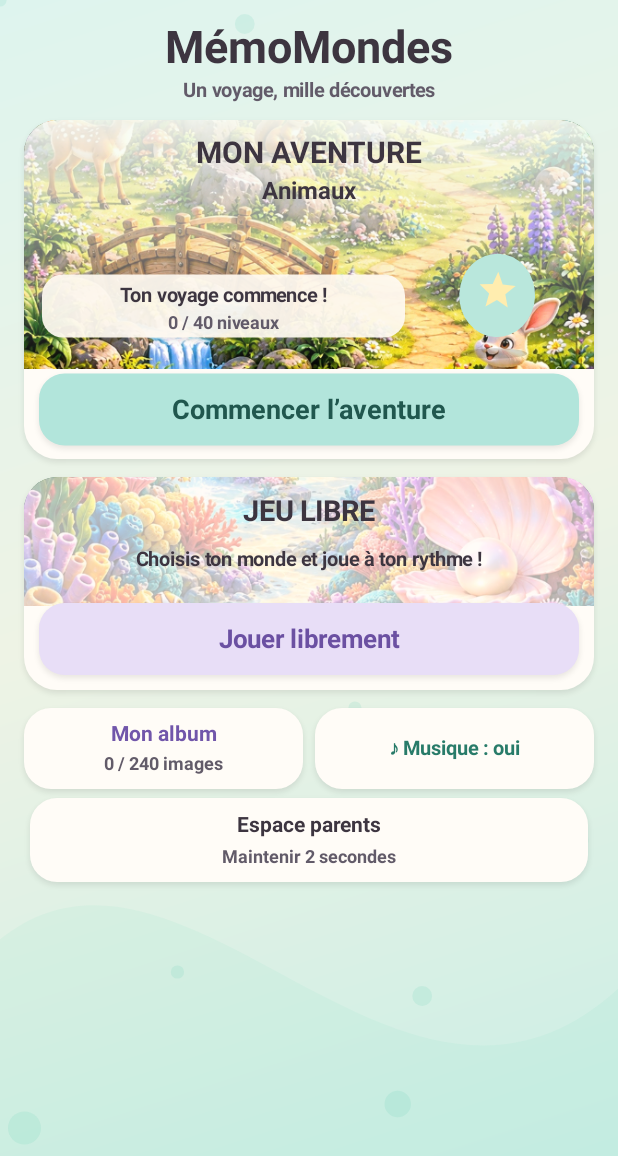
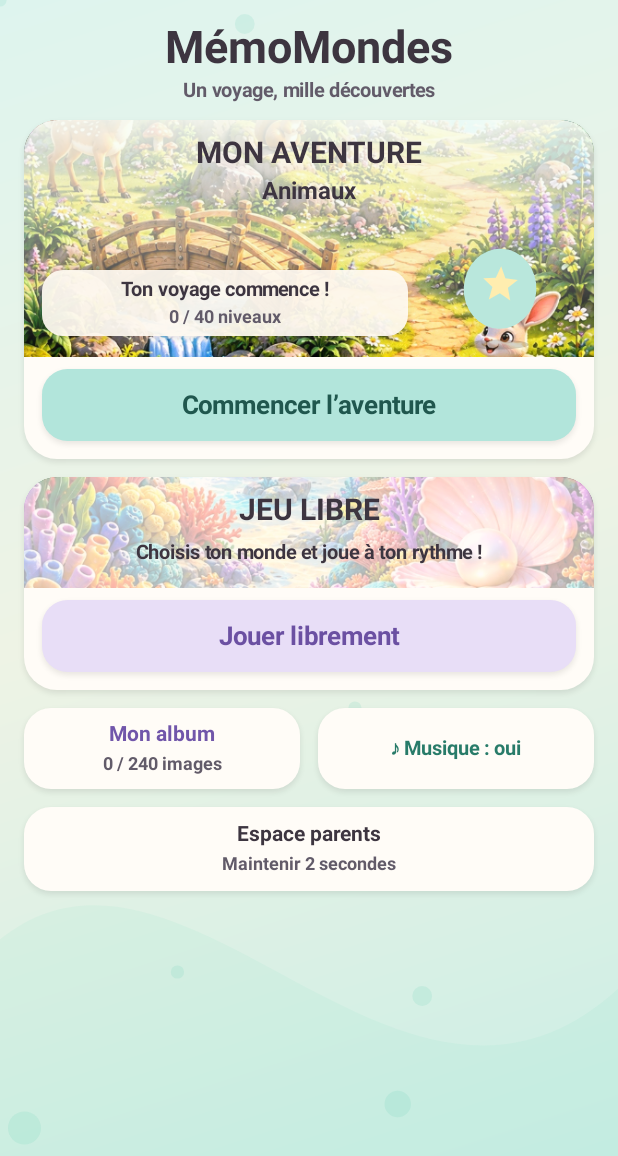
Before and after one commit to Nyaru01/Memory, an Android app: the screen it shows after launch (MainActivity), on a phone screen of 412 x 824 dp. Shown: the top 1156 px of the screen. Run offline under Robolectric (Android 15) with nearby library versions, the phone set to English and light mode, and no system bars; pictures from the network do not load.

Commit message:
Align home containers and publish local 9.13

```diff
--- a/app/build.gradle
+++ b/app/build.gradle
@@ -11,8 +11,8 @@ android {
         minSdkVersion 23
         //noinspection ExpiringTargetSdkVersion,ExpiredTargetSdkVersion
         targetSdkVersion 35
-        versionCode 53
-        versionName "9.12"
+        versionCode 54
+        versionName "9.13"
         testInstrumentationRunner 'fr.memomimi.app.VisualEffectsChecks'
 
     }
--- a/app/src/main/java/fr/memomimi/app/HomeScreen.java
+++ b/app/src/main/java/fr/memomimi/app/HomeScreen.java
@@ -33,45 +33,44 @@ final class HomeScreen {
         request(v);float d=v.d,top=v.systemTop(),bottom=v.H-v.systemBottom(),w=v.W;
         v.players=1;v.onePlayer.setEmpty();v.coopPlayer.setEmpty();v.twoPlayers.setEmpty();v.mega.setEmpty();
         v.chooseTheme.setEmpty();v.easy.setEmpty();v.medium.setEmpty();v.hard.setEmpty();v.expert.setEmpty();v.play.setEmpty();
-        v.homeScrollMax=Math.max(0,594*d-(bottom-top));v.homeScroll=Math.min(v.homeScroll,v.homeScrollMax);
+        v.homeScrollMax=Math.max(0,600*d-(bottom-top));v.homeScroll=Math.min(v.homeScroll,v.homeScrollMax);
         c.save();c.clipRect(0,top,w,bottom);float y=top+24*d-v.homeScroll;
         v.fitLabel(c,"MémoMondes",w/2,y,30,25,w-32*d,v.ink);
         v.fitLabel(c,"Un voyage, mille découvertes",w/2,y+28*d,13,11,w-32*d,UiStyle.MUTED);y+=48*d;
-        float enter=v.animationsReduced()?1:Math.min(1,Math.max(0,(GameView.now()-v.navigationAt)/420f));
-        c.save();c.translate(0,(1-enter)*8*d);
+        // Keep the illustrated cards and their touch targets on the same grid.
         card.set(16*d,y,w-16*d,y+226*d);v.round(c,card,22,UiStyle.SURFACE);
         clip.reset();clip.addRoundRect(card,22*d,22*d,Path.Direction.CW);c.save();c.clipPath(clip);
-        art.set(card.left,card.top,card.right,card.top+166*d);painting(c,art,0);
+        art.set(card.left,card.top,card.right,card.top+158*d);painting(c,art,0);
         if(washTop!=art.top||washBottom!=art.bottom){washTop=art.top;washBottom=art.bottom;titleWash=new LinearGradient(0,art.top,0,art.bottom,0xeef8fcf5,0x00f8fcf5,Shader.TileMode.CLAMP);}
         paint.setShader(titleWash);c.drawRect(art,paint);paint.setShader(null);
         int level=v.adventure.current(),done=v.adventure.completed();
         v.fitLabel(c,"MON AVENTURE",card.centerX(),y+22*d,20,17,card.width()-24*d,v.ink);
         v.fitLabel(c,v.worldTitle(AdventureStore.world(level)),card.centerX(),y+47*d,16,13,card.width()-24*d,v.ink);
-        hero.set(card.right-118*d,y+59*d,card.right-14*d,y+157*d);
+        hero.set(card.right-116*d,y+57*d,card.right-12*d,y+151*d);
         v.victoryMascot.drawMap(c,hero,GameView.now()-v.navigationAt,-1,v.animationsReduced(),false,-1);
-        v.uiScratch.set(card.left+12*d,y+103*d,card.right-126*d,y+145*d);v.round(c,v.uiScratch,14,0xedfffaf2);
-        v.fitLabel(c,done==0?"Ton voyage commence !":done==40?"Les 40 niveaux terminés !":"Niveau "+level+" t’attend",v.uiScratch.centerX(),y+117*d,13,10,v.uiScratch.width()-10*d,v.ink);
-        v.fitLabel(c,done+" / 40 niveaux",v.uiScratch.centerX(),y+135*d,12,10,v.uiScratch.width()-10*d,UiStyle.MUTED);
-        v.adventureButton.set(card.left+10*d,y+169*d,card.right-10*d,y+217*d);v.round(c,v.adventureButton,17,UiStyle.REPLAY);
-        v.fitLabel(c,done==0?"Commencer l’aventure":done==40?"Revoir mon aventure":"Continuer l’aventure",v.adventureButton.centerX(),v.adventureButton.centerY(),18,14,v.adventureButton.width()-20*d,UiStyle.REPLAY_TEXT);
+        v.uiScratch.set(card.left+12*d,y+100*d,hero.left-8*d,y+144*d);v.round(c,v.uiScratch,14,0xedfffaf2);
+        v.fitLabel(c,done==0?"Ton voyage commence !":done==40?"Les 40 niveaux terminés !":"Niveau "+level+" t’attend",v.uiScratch.centerX(),v.uiScratch.centerY()-9*d,13,10,v.uiScratch.width()-16*d,v.ink);
+        v.fitLabel(c,done+" / 40 niveaux",v.uiScratch.centerX(),v.uiScratch.centerY()+9*d,12,10,v.uiScratch.width()-16*d,UiStyle.MUTED);
+        v.adventureButton.set(card.left+12*d,card.bottom-60*d,card.right-12*d,card.bottom-12*d);v.round(c,v.adventureButton,17,UiStyle.REPLAY);
+        v.fitLabel(c,done==0?"Commencer l’aventure":done==40?"Revoir mon aventure":"Continuer l’aventure",v.adventureButton.centerX(),v.adventureButton.centerY(),17,14,v.adventureButton.width()-24*d,UiStyle.REPLAY_TEXT);
         c.restore();y=card.bottom+12*d;
         card.set(16*d,y,w-16*d,y+142*d);v.round(c,card,22,UiStyle.SURFACE);
         clip.reset();clip.addRoundRect(card,22*d,22*d,Path.Direction.CW);c.save();c.clipPath(clip);
-        art.set(card.left,card.top,card.right,card.top+86*d);painting(c,art,1);
+        art.set(card.left,card.top,card.right,card.top+74*d);painting(c,art,1);
         paint.setColor(0xaffffbf5);c.drawRect(art,paint);
-        v.fitLabel(c,"JEU LIBRE",card.centerX(),y+23*d,19,16,card.width()-24*d,v.ink);
-        v.fitLabel(c,"Choisis ton monde et joue à ton rythme !",card.centerX(),y+55*d,13,10,card.width()-20*d,v.ink);
-        v.freePlayButton.set(card.left+10*d,y+84*d,card.right-10*d,y+132*d);v.round(c,v.freePlayButton,17,0xffe8def7);
-        v.fitLabel(c,"Jouer librement",v.freePlayButton.centerX(),v.freePlayButton.centerY(),17,14,v.freePlayButton.width()-20*d,UiStyle.FREE_PLAY_TEXT);
-        c.restore();c.restore();y=card.bottom+12*d;
-        float mid=w/2;v.albumBtn.set(16*d,y,mid-4*d,y+54*d);v.soundBtn.set(mid+4*d,y,w-16*d,y+54*d);
+        v.fitLabel(c,"JEU LIBRE",card.centerX(),y+22*d,20,17,card.width()-24*d,v.ink);
+        v.fitLabel(c,"Choisis ton monde et joue à ton rythme !",card.centerX(),y+50*d,13,10,card.width()-24*d,v.ink);
+        v.freePlayButton.set(card.left+12*d,card.bottom-60*d,card.right-12*d,card.bottom-12*d);v.round(c,v.freePlayButton,17,0xffe8def7);
+        v.fitLabel(c,"Jouer librement",v.freePlayButton.centerX(),v.freePlayButton.centerY(),17,14,v.freePlayButton.width()-24*d,UiStyle.FREE_PLAY_TEXT);
+        c.restore();y=card.bottom+12*d;
+        float mid=w/2;v.albumBtn.set(16*d,y,mid-6*d,y+54*d);v.soundBtn.set(mid+6*d,y,w-16*d,y+54*d);
         v.round(c,v.albumBtn,17,UiStyle.SURFACE);v.round(c,v.soundBtn,17,UiStyle.SURFACE);
-        v.fitLabel(c,"Mon album",v.albumBtn.centerX(),y+17*d,14,12,v.albumBtn.width()-10*d,v.purple);
-        v.fitLabel(c,v.albumCount()+" / "+GameView.ALBUM_TOTAL+" images",v.albumBtn.centerX(),y+37*d,12,10,v.albumBtn.width()-10*d,UiStyle.MUTED);
+        v.fitLabel(c,"Mon album",v.albumBtn.centerX(),v.albumBtn.centerY()-10*d,14,12,v.albumBtn.width()-16*d,v.purple);
+        v.fitLabel(c,v.albumCount()+" / "+GameView.ALBUM_TOTAL+" images",v.albumBtn.centerX(),v.albumBtn.centerY()+10*d,12,10,v.albumBtn.width()-16*d,UiStyle.MUTED);
         v.fitLabel(c,v.sound?"♪ Musique : oui":"♪ Musique : non",v.soundBtn.centerX(),v.soundBtn.centerY(),13,10,v.soundBtn.width()-10*d,UiStyle.SUCCESS);
-        v.parentBtn.set(20*d,y+60*d,w-20*d,y+116*d);v.round(c,v.parentBtn,17,UiStyle.SURFACE);
-        v.fitLabel(c,"Espace parents",w/2,v.parentBtn.top+18*d,14,12,w-40*d,v.ink);
-        v.fitLabel(c,v.parentHolding?"Continue à maintenir…":"Maintenir 2 secondes",w/2,v.parentBtn.top+39*d,12,10,w-40*d,UiStyle.MUTED);
+        v.parentBtn.set(16*d,y+66*d,w-16*d,y+122*d);v.round(c,v.parentBtn,17,UiStyle.SURFACE);
+        v.fitLabel(c,"Espace parents",v.parentBtn.centerX(),v.parentBtn.centerY()-10*d,14,12,v.parentBtn.width()-24*d,v.ink);
+        v.fitLabel(c,v.parentHolding?"Continue à maintenir…":"Maintenir 2 secondes",v.parentBtn.centerX(),v.parentBtn.centerY()+10*d,12,10,v.parentBtn.width()-24*d,UiStyle.MUTED);
         c.restore();
         if(v.activityActive&&!v.animationsReduced())v.postInvalidateDelayed(50);
     }
```
Also changed, not shown: 5 other files.
